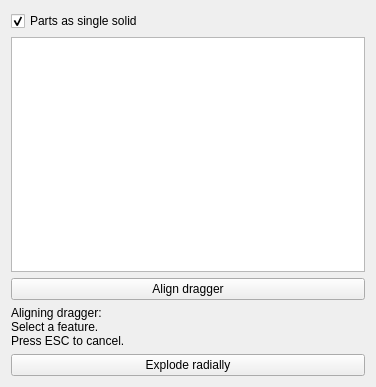
Above: src/Mod/Assembly/Gui/Resources/panels/TaskAssemblyCreateView.ui from southseact-3d/fcd before the change. Below: the same form after it.
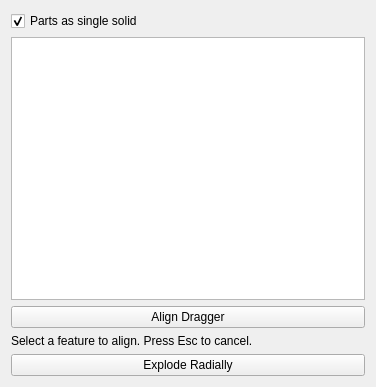
That is the form after the change. Custom widgets are drawn as their Qt base class.

Commit message:
Assembly: Update UI strings for consistency
Closes: #22194

```diff
--- a/src/Mod/Assembly/Gui/Resources/panels/TaskAssemblyCreateView.ui
+++ b/src/Mod/Assembly/Gui/Resources/panels/TaskAssemblyCreateView.ui
@@ -39,23 +39,21 @@
    <item row="3" column="0">
     <widget class="QPushButton" name="btnAlignDragger">
      <property name="text">
-      <string>Align dragger</string>
+      <string>Align Dragger</string>
      </property>
     </widget>
    </item>
    <item row="4" column="0">
     <widget class="QLabel" name="LabelAlignDragger">
      <property name="text">
-      <string>Aligning dragger:
-Select a feature.
-Press ESC to cancel.</string>
+      <string>Select a feature to align. Press Esc to cancel.</string>
      </property>
     </widget>
    </item>
    <item row="5" column="0">
     <widget class="QPushButton" name="btnRadialExplosion">
      <property name="text">
-      <string>Explode radially</string>
+      <string>Explode Radially</string>
      </property>
     </widget>
    </item>
```
Left out of the diff: 4 changed lines with no effect on the pictures. The commit also changes 13 other files.
